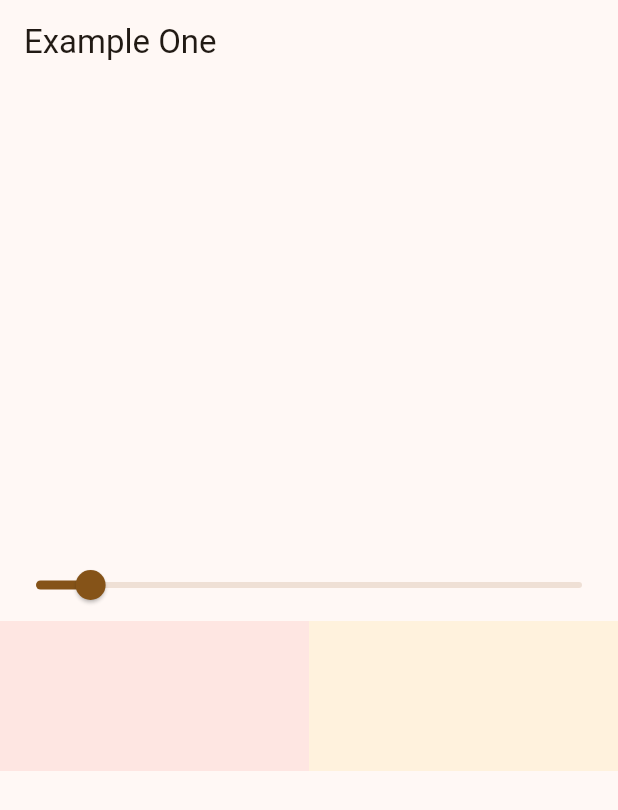
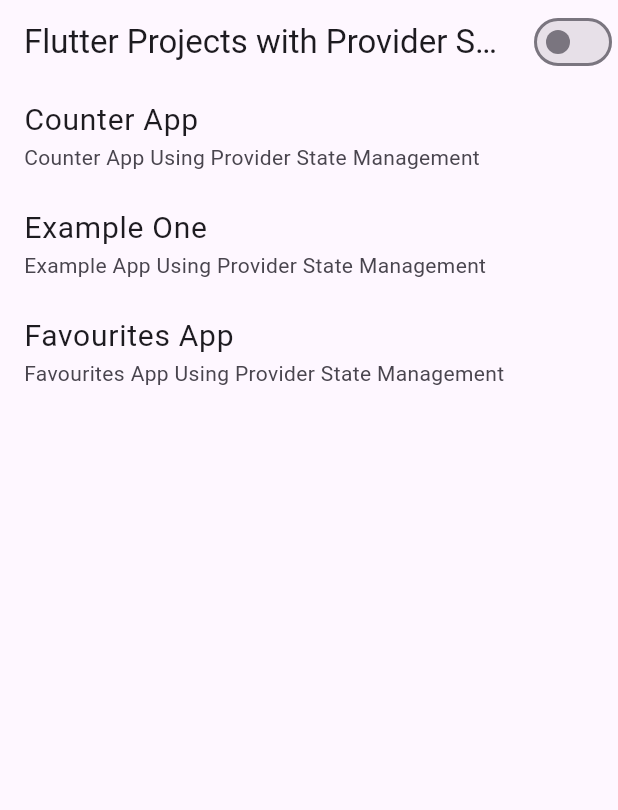
Before and after one commit to ctujare/flutter_provider_practice, a Flutter app: the screen it shows after launch, on a phone screen of 412 x 824 dp. Shown: the top 810 px of the screen. Run offline on Flutter 3.47's test engine with Material 3 defaults, Android fonts, the phone set to English and light mode, and no system bars; our stand-ins replace webview_flutter; statements that could not run were skipped.

Commit message:
Updated
1. Favourites App Added
2. Show Favourites Screen Added
3. Home Page Added
4. Added Route Generator
5. Added Theme Changer using Provider State Management

```diff
--- /dev/null
+++ b/lib/home-page-screen.dart
@@ -0,0 +1,75 @@
+import 'package:flutter/material.dart';
+import 'package:flutter_provider_practice/model/project-model.dart';
+import 'package:flutter_provider_practice/projects/counter-app/screens/counter_ui.dart';
+import 'package:flutter_provider_practice/projects/theme-change/providers/theme_change_provider.dart';
+import 'package:provider/provider.dart';
+
+class HomePageScreen extends StatelessWidget {
+  const HomePageScreen({super.key});
+
+  @override
+  Widget build(BuildContext context) {
+    List<ProjectModel> projects = [
+      ProjectModel(
+        name: "Counter App",
+        description: "Counter App Using Provider State Management",
+        url: "counter-app",
+      ),
+      ProjectModel(
+        name: "Example One",
+        description: "Example App Using Provider State Management",
+        url: "example-one",
+      ),
+      ProjectModel(
+        name: "Favourites App",
+        description: "Favourites App Using Provider State Management",
+        url: "favourites-app",
+      ),
+    ];
+
+    return Scaffold(
+      appBar: AppBar(
+        title: const Text("Flutter Projects with Provider State Management"),
+        actions: [
+          Consumer<ThemeChangeProvider>(builder: (context, tcp, _) {
+            return Switch(
+              value: tcp.currentTheme == ThemeMode.dark ? true : false,
+              onChanged: (bool val) {
+                tcp.toggleTheme(val);
+              },
+            );
+          }),
+        ],
+      ),
+      body: Column(
+        children: [
+          Expanded(
+            child: ListView.builder(
+              itemCount: projects.length,
+              itemBuilder: (BuildContext context, int index) {
+                ProjectModel currentProject = projects[index];
+                return ListTile(
+                  title: Text(
+                    currentProject.name,
+                    style: TextStyle(
+                      fontSize: 20,
+                    ),
+                  ),
+                  subtitle: Text(
+                    currentProject.description,
+                    style: TextStyle(
+                      fontSize: 14,
+                    ),
+                  ),
+                  onTap: () {
+                    Navigator.pushNamed(context, currentProject.url);
+                  },
+                );
+              },
+            ),
+          )
+        ],
+      ),
+    );
+  }
+}
--- a/lib/main.dart
+++ b/lib/main.dart
@@ -1,5 +1,8 @@
 import 'package:flutter/material.dart';
 import 'package:flutter_provider_practice/projects/example-one/providers/example-one-provider.dart';
+import 'package:flutter_provider_practice/projects/favourites-app/providers/favourite_provider.dart';
+import 'package:flutter_provider_practice/projects/favourites-app/screens/favourites-screen.dart';
+import 'package:flutter_provider_practice/route_generator.dart';
 import 'package:provider/provider.dart';
 
 import 'projects/counter-app/provider/counter_provider.dart';
@@ -27,21 +30,34 @@
         ChangeNotifierProvider(
           create: (_) => ExampleOneProvider(),
         ),
+        ChangeNotifierProvider(
+          create: (_) => FavouriteItems(),
+        ),
       ],
-      child: MaterialApp(
+      child: Builder(builder: (context) {
+        final themeChanger = Provider.of<ThemeChangeProvider>(context);
+        return MaterialApp(
           debugShowCheckedModeBanner: false,
           title: 'Flutter Demo',
           theme: ThemeData(
-          colorScheme: ColorScheme.fromSeed(seedColor: Colors.deepPurple),
+            colorScheme: ColorScheme.fromSeed(
+              seedColor: Colors.deepPurple,
+              brightness: Brightness.light,
+            ),
             useMaterial3: true,
           ),
           darkTheme: ThemeData(
-          colorScheme: ColorScheme.fromSeed(seedColor: Colors.orange),
+            colorScheme: ColorScheme.fromSeed(
+              seedColor: Colors.orange,
+              brightness: Brightness.dark,
+            ),
             useMaterial3: true,
           ),
-        themeMode: ThemeMode.dark,
-        home: const ExampleOneScreen(),
-      ),
+          themeMode: themeChanger.currentTheme,
+          initialRoute: "/",
+          onGenerateRoute: RouteGenerator.generateRoutes,
+        );
+      }),
     );
   }
 }
--- /dev/null
+++ b/lib/model/project-model.dart
@@ -0,0 +1,13 @@
+import 'package:flutter/material.dart';
+
+class ProjectModel {
+  final String name;
+  final String description;
+  final String url;
+
+  ProjectModel({
+    required this.name,
+    required this.description,
+    required this.url,
+  });
+}
--- /dev/null
+++ b/lib/projects/favourites-app/providers/favourite_provider.dart
@@ -0,0 +1,17 @@
+import 'package:flutter/material.dart';
+
+class FavouriteItems extends ChangeNotifier {
+  List<int> _selectedItems = [];
+
+  List<int> get selectedItems => _selectedItems;
+
+  void addItem(int item) {
+    _selectedItems.add(item);
+    notifyListeners();
+  }
+
+  void removeItem(int item) {
+    _selectedItems.remove(item);
+    notifyListeners();
+  }
+}
--- /dev/null
+++ b/lib/route_generator.dart
@@ -0,0 +1,68 @@
+import 'package:flutter/material.dart';
+import 'package:flutter_provider_practice/home-page-screen.dart';
+import 'package:flutter_provider_practice/projects/counter-app/screens/counter_ui.dart';
+import 'package:flutter_provider_practice/projects/example-one/screens/example-one-screen.dart';
+import 'package:flutter_provider_practice/projects/favourites-app/screens/favourites-screen.dart';
+import 'package:flutter_provider_practice/projects/favourites-app/screens/show-favourites-screen.dart';
+
+class RouteGenerator {
+  static Route<dynamic> generateRoutes(RouteSettings settings) {
+    final args = settings.arguments;
+
+    switch (settings.name) {
+      case "/":
+        return MaterialPageRoute(
+          builder: (BuildContext context) {
+            return const HomePageScreen();
+          },
+        );
+
+      case "counter-app":
+        return MaterialPageRoute(
+          builder: (BuildContext context) {
+            return const CounterScreen();
+          },
+        );
+
+      case "example-one":
+        return MaterialPageRoute(
+          builder: (BuildContext context) {
+            return const ExampleOneScreen();
+          },
+        );
+
+      case "favourites-app":
+        return MaterialPageRoute(
+          builder: (BuildContext context) {
+            return const FavouritesScreen();
+          },
+        );
+
+      case "show-favourites-screen":
+        return MaterialPageRoute(
+          builder: (BuildContext context) {
+            return const ShowFavouriteScreen();
+          },
+        );
+
+      default:
+        return _errorRoute();
+    }
+  }
+
+  static Route<dynamic> _errorRoute() {
+    return MaterialPageRoute(
+      builder: (BuildContext context) {
+        return Scaffold(
+          appBar: AppBar(
+            title: const Text("Error"),
+            centerTitle: true,
+          ),
+          body: const Center(
+            child: const Text("Page Not Found!!!"),
+          ),
+        );
+      },
+    );
+  }
+}
```
Also changed, not shown: lib/projects/counter-app/screens/counter_ui.dart (+0 -15 lines), lib/projects/favourites-app/screens/favourites-screen.dart (added, +98 -0 lines), lib/projects/favourites-app/screens/show-favourites-screen.dart (added, +49 -0 lines), lib/projects/theme-change/providers/theme_change_provider.dart (+14 -6 lines), pubspec.yaml (+1 -6 lines), pubspec.lock. Lines whose indentation alone changed are shown as unchanged.
